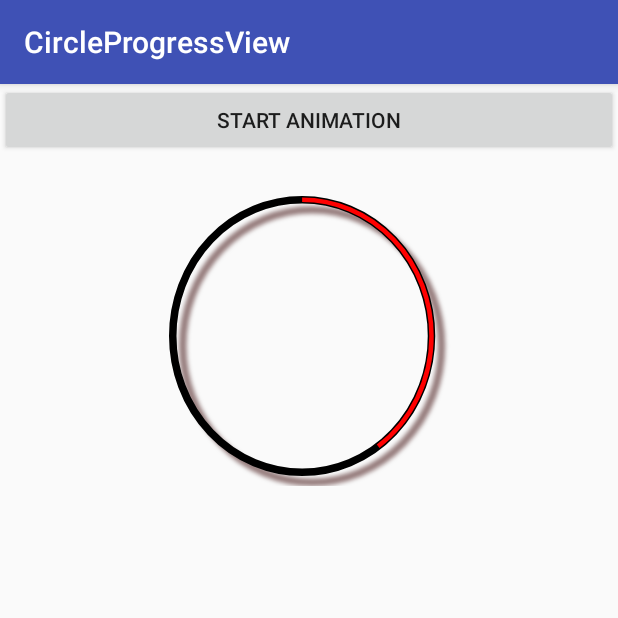
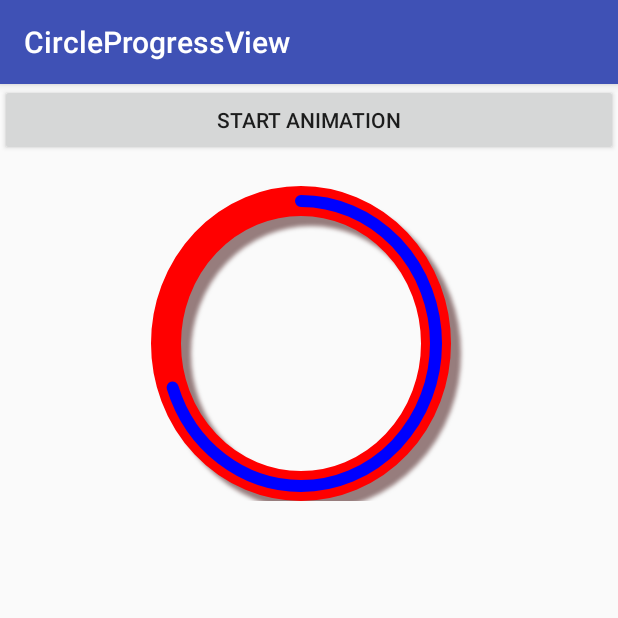
Before and after one commit to yeojoy/CircleProgressView, an Android app: the screen it shows after launch (MainActivity), on a phone screen of 412 x 824 dp, the top half of it. Run offline under Robolectric (Android 15) with nearby library versions, the phone set to English and light mode, and no system bars.

Commit message:
attrs 정의 및 적용

```diff
--- a/app/src/main/java/me/yeojoy/circleprogressview/widget/CircleProgressView.java
+++ b/app/src/main/java/me/yeojoy/circleprogressview/widget/CircleProgressView.java
@@ -2,15 +2,20 @@ package me.yeojoy.circleprogressview.widget;
 
 import android.animation.ValueAnimator;
 import android.content.Context;
+import android.content.res.Resources;
+import android.content.res.TypedArray;
 import android.graphics.Canvas;
 import android.graphics.Color;
 import android.graphics.Paint;
 import android.graphics.RectF;
 import android.support.annotation.Nullable;
+import android.support.v4.content.ContextCompat;
 import android.util.AttributeSet;
 import android.util.Log;
 import android.view.View;
 import android.view.animation.AccelerateDecelerateInterpolator;
+
+import me.yeojoy.circleprogressview.R;
 
 /**
  * Created by yeojoy on 2017. 11. 28..
@@ -19,13 +24,23 @@ import android.view.animation.AccelerateDecelerateInterpolator;
 public class CircleProgressView extends View {
     private static final String TAG = CircleProgressView.class.getSimpleName();
 
+    private static final float DEFAULT_SHADOW_SIZE = 10f;
+    private static final int DEFAULT_STYLE = 0; /* Default style >> STROKE */
+    private static final long DEFAULT_ANIMTION_DURATION = 1000L; /* Default style >> STROKE */
+
     private float mLineWidth, mBgLineWidth;
 
     private int mPercent;
     private int mCircleColor, mBackgroundCircleColor;
     private Paint mPaint, mBackgroundPaint;
 
-    private RectF mRectF, mLineRectF;
+    private RectF mRectF;
+
+    private boolean mHasShadow;
+    private int mStyle;
+
+    private long mAnimationDuration;
+    private boolean mHasAnimation;
 
     public CircleProgressView(Context context, @Nullable AttributeSet attrs) {
         super(context, attrs);
@@ -35,31 +50,53 @@ public class CircleProgressView extends View {
 
     private void initView(AttributeSet attributeSet) {
         if (attributeSet == null) {
-
+            return;
         }
 
-        mPercent = 0;
+        Context context = getContext();
+        Resources resources = context.getResources();
+        TypedArray typedArray = context.obtainStyledAttributes(attributeSet, R.styleable.CircleProgressView);
 
-        mLineWidth = getContext().getResources().getDisplayMetrics().density * 3;
-        mBgLineWidth = getContext().getResources().getDisplayMetrics().density * 5;
-        mCircleColor = Color.RED;
-        mBackgroundCircleColor = Color.BLACK;
+        mHasShadow = typedArray.getBoolean(R.styleable.CircleProgressView_has_shadow, false);
+        mLineWidth = typedArray.getDimensionPixelSize(R.styleable.CircleProgressView_line_width,
+                resources.getDimensionPixelSize(R.dimen.default_line_width));
+        mBgLineWidth = typedArray.getDimensionPixelSize(R.styleable.CircleProgressView_background_line_width,
+                resources.getDimensionPixelSize(R.dimen.default_background_line_width));
+
+        mCircleColor = typedArray.getColor(R.styleable.CircleProgressView_line_color,
+                ContextCompat.getColor(context, R.color.default_line_color));
+        mBackgroundCircleColor = typedArray.getColor(R.styleable.CircleProgressView_background_line_color,
+                ContextCompat.getColor(context, R.color.default_background_line_color));
+
+        mStyle = typedArray.getInt(R.styleable.CircleProgressView_style, DEFAULT_STYLE);
+
+        mHasAnimation = typedArray.getBoolean(R.styleable.CircleProgressView_has_animation, true);
+        mAnimationDuration = typedArray.getInt(R.styleable.CircleProgressView_animation_duration, (int) DEFAULT_ANIMTION_DURATION);
+
+        // Background line width가 크다면 line width로 변경
+        if (mLineWidth > mBgLineWidth) {
+            mLineWidth = mBgLineWidth;
+        }
 
         mPaint = new Paint(Paint.ANTI_ALIAS_FLAG);
         mPaint.setColor(mCircleColor);
-        mPaint.setStyle(Paint.Style.STROKE);
+        mPaint.setStyle(mStyle == DEFAULT_STYLE ? Paint.Style.STROKE : Paint.Style.FILL);
         mPaint.setStrokeWidth(mLineWidth);
-        mPaint.setStrokeJoin(Paint.Join.ROUND);
+        // 선 끝을 둥글게 만듬
+        mPaint.setStrokeCap(Paint.Cap.ROUND);
 
         mBackgroundPaint = new Paint(Paint.ANTI_ALIAS_FLAG);
         mBackgroundPaint.setColor(mBackgroundCircleColor);
-        mBackgroundPaint.setStyle(Paint.Style.STROKE);
+        mBackgroundPaint.setStyle(mStyle == DEFAULT_STYLE ? Paint.Style.STROKE : Paint.Style.FILL);
         mBackgroundPaint.setStrokeWidth(mBgLineWidth);
-        mBackgroundPaint.setShadowLayer(3f, 10f, 10f, Color.parseColor("#80330000"));
+        mBackgroundPaint.setShadowLayer(3f, DEFAULT_SHADOW_SIZE, DEFAULT_SHADOW_SIZE,
+                Color.parseColor("#80330000"));
 
-        setLayerType(View.LAYER_TYPE_SOFTWARE, null);
-        mPercent = 40;
-//        animateCircleProgress(90);
+        mPercent = typedArray.getInt(R.styleable.CircleProgressView_value, 0);
+
+        // Shadow가 있을 때 추가 함.
+        setLayerType(mHasShadow ? View.LAYER_TYPE_SOFTWARE : View.LAYER_TYPE_NONE, null);
+        animateCircleProgress(mPercent);
     }
 
     @Override
@@ -77,8 +114,8 @@ public class CircleProgressView extends View {
         }
 
 //        canvas.drawCircle(cX, cY, cX, mBackgroundPaint);
-        canvas.drawArc(mRectF, 270, 360, false, mBackgroundPaint);
-        canvas.drawArc(mRectF, 270, sweepDegree, false, mPaint);
+        canvas.drawArc(mRectF, 270, 360, mStyle != DEFAULT_STYLE, mBackgroundPaint);
+        canvas.drawArc(mRectF, 270, sweepDegree, mStyle != DEFAULT_STYLE, mPaint);
 
     }
 
@@ -102,24 +139,15 @@ public class CircleProgressView extends View {
             mRectF = new RectF();
         }
 
-        if (mLineRectF == null) {
-            mLineRectF = new RectF();
-        }
+        mRectF.left = 0 + (mBgLineWidth / 2) + (mHasShadow ? DEFAULT_SHADOW_SIZE : 0);
 
-        mRectF.left = 0 + (mBgLineWidth / 2) + 10;
-//        mLineRectF.left = mRectF.left + ((mBgLineWidth - mLineWidth) / 2);
+        mRectF.top = 0 + (mBgLineWidth / 2) + (mHasShadow ? DEFAULT_SHADOW_SIZE : 0);
 
-        mRectF.top = 0 + (mBgLineWidth / 2) + 10;
-//        mLineRectF.top = mRectF.top + ((mBgLineWidth - mLineWidth) / 2);
+        mRectF.right = right - left - mRectF.left - (mBgLineWidth / 2) - (mHasShadow ? DEFAULT_SHADOW_SIZE : 0);
 
-        mRectF.right = right - left - mRectF.left - (mBgLineWidth / 2) - 10;
-//        mLineRectF.right = mRectF.right - ((mBgLineWidth - mLineWidth) / 2);
-
-        mRectF.bottom = bottom - top - (mBgLineWidth / 2) - 10;
-//        mLineRectF.bottom = mRectF.bottom - ((mBgLineWidth - mLineWidth) / 2);
+        mRectF.bottom = bottom - top - (mBgLineWidth / 2) - (mHasShadow ? DEFAULT_SHADOW_SIZE : 0);
 
         Log.d(TAG, "onLayout() > mRectF >>> " + mRectF.toString());
-//        Log.d(TAG, "onLayout() > mLineRectF >>> " + mLineRectF.toString());
     }
 
     public void animateCircleProgress(final int percent) {
@@ -128,13 +156,13 @@ public class CircleProgressView extends View {
         mPercent = 0;
         invalidate();
 
-        final long time = (long) (800L * percent * 0.01);
-        Log.d(TAG, "Animation Time : " + time);
-
         postDelayed(new Runnable() {
             @Override
             public void run() {
                 Log.i(TAG, "run()");
+                if (mHasAnimation) {
+                    final long time = (long) (mAnimationDuration * percent * 0.01);
+                    Log.d(TAG, "Animation Time : " + time);
                     ValueAnimator valueAnimator = ValueAnimator.ofInt(0, percent);
                     valueAnimator.setInterpolator(new AccelerateDecelerateInterpolator());
                     valueAnimator.setDuration(time);
@@ -147,6 +175,10 @@ public class CircleProgressView extends View {
                         }
                     });
                     valueAnimator.start();
+                } else {
+                    mPercent = percent;
+                    invalidate();
+                }
             }
         }, 300L);
     }
--- a/app/src/main/res/layout/activity_main.xml
+++ b/app/src/main/res/layout/activity_main.xml
@@ -1,23 +1,32 @@
 <?xml version="1.0" encoding="utf-8"?>
 <LinearLayout xmlns:android="http://schemas.android.com/apk/res/android"
+    xmlns:apps="http://schemas.android.com/apk/res-auto"
     xmlns:tools="http://schemas.android.com/tools"
     android:layout_width="match_parent"
     android:layout_height="match_parent"
     android:orientation="vertical"
     tools:context="me.yeojoy.circleprogressview.MainActivity">
 
-
     <Button
         android:layout_width="match_parent"
         android:layout_height="wrap_content"
         android:onClick="onButtonClick"
-        android:text="Start Animation"/>
+        android:text="Start Animation" />
 
     <me.yeojoy.circleprogressview.widget.CircleProgressView
         android:id="@+id/circle_progress_view"
+        android:layout_width="210dp"
+        android:layout_height="210dp"
+        android:layout_gravity="center_horizontal|bottom"
         android:layout_marginTop="20dp"
-        android:layout_gravity="center"
-        android:layout_width="200dp"
-        android:layout_height="200dp" />
+        apps:background_line_color="#FF0000"
+        apps:background_line_width="20dp"
+        apps:has_shadow="false"
+        apps:line_color="#0000FF"
+        apps:line_width="8dp"
+        apps:style="stroke"
+        apps:has_animation="true"
+        apps:animation_duration="2000"
+        apps:value="70" />
 
 </LinearLayout>
--- /dev/null
+++ b/app/src/main/res/values/attrs.xml
@@ -0,0 +1,18 @@
+<?xml version="1.0" encoding="utf-8"?>
+<resources>
+    <attr name="style" format="enum">
+        <enum name="stroke" value="0" />
+        <enum name="fill" value="1" />
+    </attr>
+    <declare-styleable name="CircleProgressView">
+        <attr name="style" />
+        <attr name="line_width" format="dimension" />
+        <attr name="background_line_width" format="dimension" />
+        <attr name="line_color" format="color" />
+        <attr name="background_line_color" format="color" />
+        <attr name="value" format="integer" />
+        <attr name="has_shadow" format="boolean" />
+        <attr name="has_animation" format="boolean" />
+        <attr name="animation_duration" format="integer" />
+    </declare-styleable>
+</resources>
--- a/app/src/main/res/values/colors.xml
+++ b/app/src/main/res/values/colors.xml
@@ -3,4 +3,7 @@
     <color name="colorPrimary">#3F51B5</color>
     <color name="colorPrimaryDark">#303F9F</color>
     <color name="colorAccent">#FF4081</color>
+
+    <color name="default_line_color">#FF0000</color>
+    <color name="default_background_line_color">#000000</color>
 </resources>
--- /dev/null
+++ b/app/src/main/res/values/dimens.xml
@@ -0,0 +1,5 @@
+<?xml version="1.0" encoding="utf-8"?>
+<resources>
+    <dimen name="default_background_line_width">5dp</dimen>
+    <dimen name="default_line_width">3dp</dimen>
+</resources>
```
Lines whose indentation alone changed are shown as unchanged.
